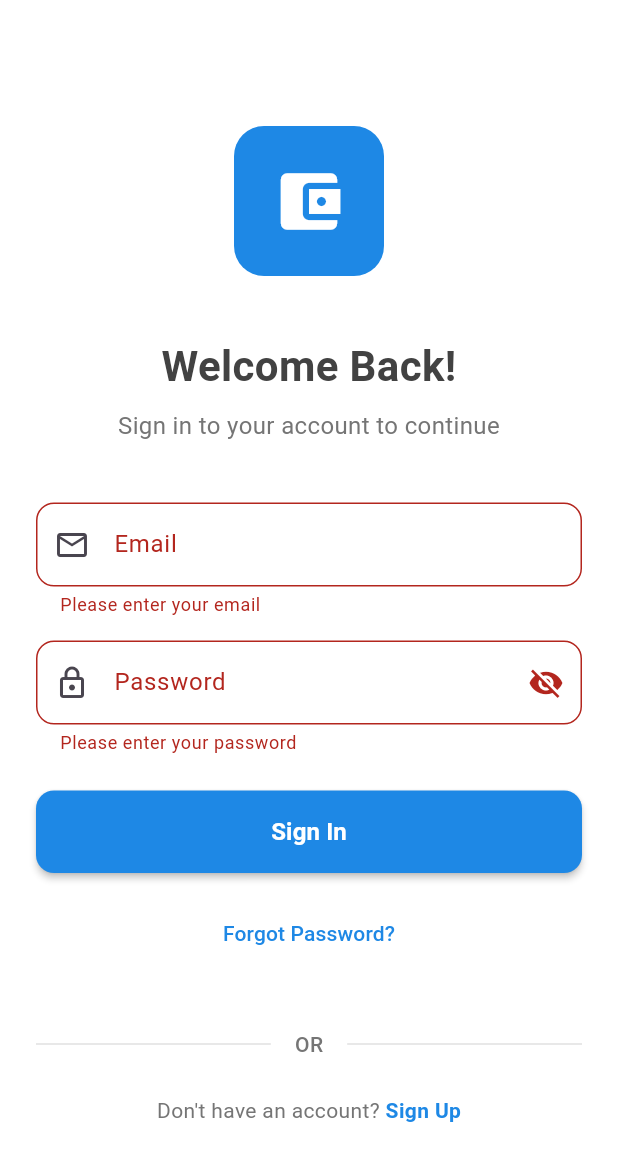
After one commit to renanmdreis45/finlog, a Flutter app: the LoginPage screen opened directly, after a tap on "Sign In", on a phone screen of 412 x 824 dp. The commit adds this screen. Shown: the top 1161 px of the screen. Run offline on Flutter 3.47's test engine with Material 3 defaults, Android fonts, the phone set to English and light mode, and no system bars; our stand-ins replace dartz, equatable, fl_chart, flutter_bloc, get_it.

Commit message:
fix test imports and init auth module

```diff
--- /dev/null
+++ b/lib/modules/auth/presentation/pages/login_page.dart
@@ -0,0 +1,308 @@
+import 'package:flutter/material.dart';
+
+class LoginPage extends StatefulWidget {
+  const LoginPage({super.key});
+
+  @override
+  State<LoginPage> createState() => _LoginPageState();
+}
+
+class _LoginPageState extends State<LoginPage> {
+  final _formKey = GlobalKey<FormState>();
+  final _emailController = TextEditingController();
+  final _passwordController = TextEditingController();
+  bool _isPasswordVisible = false;
+  bool _isLoading = false;
+
+  @override
+  void dispose() {
+    _emailController.dispose();
+    _passwordController.dispose();
+    super.dispose();
+  }
+
+  @override
+  Widget build(BuildContext context) {
+    return Scaffold(
+      backgroundColor: Colors.white,
+      body: SafeArea(
+        child: SingleChildScrollView(
+          padding: const EdgeInsets.all(24.0),
+          child: Column(
+            crossAxisAlignment: CrossAxisAlignment.stretch,
+            children: [
+              const SizedBox(height: 60),
+              _buildLogo(),
+              const SizedBox(height: 40),
+              _buildWelcomeText(),
+              const SizedBox(height: 40),
+              _buildLoginForm(),
+              const SizedBox(height: 24),
+              _buildLoginButton(),
+              const SizedBox(height: 16),
+              _buildForgotPasswordButton(),
+              const SizedBox(height: 40),
+              _buildDivider(),
+              const SizedBox(height: 24),
+              _buildSignUpSection(),
+            ],
+          ),
+        ),
+      ),
+    );
+  }
+
+  Widget _buildLogo() {
+    return Center(
+      child: Container(
+        width: 100,
+        height: 100,
+        decoration: BoxDecoration(
+          color: Colors.blue[600],
+          borderRadius: BorderRadius.circular(20),
+        ),
+        child: const Icon(
+          Icons.account_balance_wallet,
+          size: 50,
+          color: Colors.white,
+        ),
+      ),
+    );
+  }
+
+  Widget _buildWelcomeText() {
+    return Column(
+      children: [
+        Text(
+          'Welcome Back!',
+          style: TextStyle(
+            fontSize: 28,
+            fontWeight: FontWeight.bold,
+            color: Colors.grey[800],
+          ),
+          textAlign: TextAlign.center,
+        ),
+        const SizedBox(height: 8),
+        Text(
+          'Sign in to your account to continue',
+          style: TextStyle(
+            fontSize: 16,
+            color: Colors.grey[600],
+          ),
+          textAlign: TextAlign.center,
+        ),
+      ],
+    );
+  }
+
+  Widget _buildLoginForm() {
+    return Form(
+      key: _formKey,
+      child: Column(
+        children: [
+          _buildEmailField(),
+          const SizedBox(height: 16),
+          _buildPasswordField(),
+        ],
+      ),
+    );
+  }
+
+  Widget _buildEmailField() {
+    return TextFormField(
+      controller: _emailController,
+      keyboardType: TextInputType.emailAddress,
+      decoration: InputDecoration(
+        labelText: 'Email',
+        hintText: 'Enter your email',
+        prefixIcon: const Icon(Icons.email_outlined),
+        border: OutlineInputBorder(
+          borderRadius: BorderRadius.circular(12),
+        ),
+        enabledBorder: OutlineInputBorder(
+          borderRadius: BorderRadius.circular(12),
+          borderSide: BorderSide(color: Colors.grey[300]!),
+        ),
+        focusedBorder: OutlineInputBorder(
+          borderRadius: BorderRadius.circular(12),
+          borderSide: BorderSide(color: Colors.blue[600]!),
+        ),
+      ),
+      validator: (value) {
+        if (value == null || value.isEmpty) {
+          return 'Please enter your email';
+        }
+        if (!RegExp(r'^[\w-\.]+@([\w-]+\.)+[\w-]{2,4}$').hasMatch(value)) {
+          return 'Please enter a valid email';
+        }
+        return null;
+      },
+    );
+  }
+
+  Widget _buildPasswordField() {
+    return TextFormField(
+      controller: _passwordController,
+      obscureText: !_isPasswordVisible,
+      decoration: InputDecoration(
+        labelText: 'Password',
+        hintText: 'Enter your password',
+        prefixIcon: const Icon(Icons.lock_outlined),
+        suffixIcon: IconButton(
+          icon: Icon(
+            _isPasswordVisible ? Icons.visibility : Icons.visibility_off,
+          ),
+          onPressed: () {
+            setState(() {
+              _isPasswordVisible = !_isPasswordVisible;
+            });
+          },
+        ),
+        border: OutlineInputBorder(
+          borderRadius: BorderRadius.circular(12),
+        ),
+        enabledBorder: OutlineInputBorder(
+          borderRadius: BorderRadius.circular(12),
+          borderSide: BorderSide(color: Colors.grey[300]!),
+        ),
+        focusedBorder: OutlineInputBorder(
+          borderRadius: BorderRadius.circular(12),
+          borderSide: BorderSide(color: Colors.blue[600]!),
+        ),
+      ),
+      validator: (value) {
+        if (value == null || value.isEmpty) {
+          return 'Please enter your password';
+        }
+        if (value.length < 6) {
+          return 'Password must be at least 6 characters';
+        }
+        return null;
+      },
+    );
+  }
+
+  Widget _buildLoginButton() {
+    return ElevatedButton(
+      onPressed: _isLoading ? null : _handleLogin,
+      style: ElevatedButton.styleFrom(
+        backgroundColor: Colors.blue[600],
+        foregroundColor: Colors.white,
+        padding: const EdgeInsets.symmetric(vertical: 16),
+        shape: RoundedRectangleBorder(
+          borderRadius: BorderRadius.circular(12),
+        ),
+        elevation: 2,
+      ),
+      child: _isLoading
+          ? const SizedBox(
+              height: 20,
+              width: 20,
+              child: CircularProgressIndicator(
+                strokeWidth: 2,
+                valueColor: AlwaysStoppedAnimation<Color>(Colors.white),
+              ),
+            )
+          : const Text(
+              'Sign In',
+              style: TextStyle(
+                fontSize: 16,
+                fontWeight: FontWeight.w600,
+              ),
+            ),
+    );
+  }
+
+  Widget _buildForgotPasswordButton() {
+    return TextButton(
+      onPressed: _handleForgotPassword,
+      child: Text(
+        'Forgot Password?',
+        style: TextStyle(
+          color: Colors.blue[600],
+          fontWeight: FontWeight.w500,
+        ),
+      ),
+    );
+  }
+
+  Widget _buildDivider() {
+    return Row(
+      children: [
+        Expanded(child: Divider(color: Colors.grey[300])),
+        Padding(
+          padding: const EdgeInsets.symmetric(horizontal: 16),
+          child: Text(
+            'OR',
+            style: TextStyle(
+              color: Colors.grey[600],
+              fontWeight: FontWeight.w500,
+            ),
+          ),
+        ),
+        Expanded(child: Divider(color: Colors.grey[300])),
+      ],
+    );
+  }
+
+  Widget _buildSignUpSection() {
+    return Row(
+      mainAxisAlignment: MainAxisAlignment.center,
+      children: [
+        Text(
+          "Don't have an account? ",
+          style: TextStyle(color: Colors.grey[600]),
+        ),
+        GestureDetector(
+          onTap: _handleSignUp,
+          child: Text(
+            'Sign Up',
+            style: TextStyle(
+              color: Colors.blue[600],
+              fontWeight: FontWeight.w600,
+            ),
+          ),
+        ),
+      ],
+    );
+  }
+
+  Future<void> _handleLogin() async {
+    if (_formKey.currentState?.validate() ?? false) {
+      setState(() {
+        _isLoading = true;
+      });
+
+      await Future.delayed(const Duration(seconds: 2));
+
+      setState(() {
+        _isLoading = false;
+      });
+
+      if (mounted) {
+        ScaffoldMessenger.of(context).showSnackBar(
+          const SnackBar(
+            content: Text('Login successful!'),
+            backgroundColor: Colors.green,
+          ),
+        );
+      }
+    }
+  }
+
+  void _handleForgotPassword() {
+    ScaffoldMessenger.of(context).showSnackBar(
+      const SnackBar(
+        content: Text('Forgot password functionality coming soon!'),
+      ),
+    );
+  }
+
+  void _handleSignUp() {
+    ScaffoldMessenger.of(context).showSnackBar(
+      const SnackBar(
+        content: Text('Sign up functionality coming soon!'),
+      ),
+    );
+  }
+}
--- a/lib/modules/home/presentation/widgets/profile_container.dart
+++ b/lib/modules/home/presentation/widgets/profile_container.dart
@@ -1,6 +1,6 @@
 import 'package:finlog/core/extensions/double_extension.dart';
-import 'package:finlog/features/financial/presentation/bloc/financial_bloc.dart';
-import 'package:finlog/features/financial/presentation/bloc/financial_state.dart';
+import 'package:finlog/modules/financial_overview/presentation/bloc/financial_bloc.dart';
+import 'package:finlog/modules/financial_overview/presentation/bloc/financial_state.dart';
 import 'package:flutter/material.dart';
 import 'package:flutter_bloc/flutter_bloc.dart';
 
```
Also changed, not shown: lib/modules/auth/presentation/widgets/custom_button.dart (added, +59 -0 lines), lib/modules/auth/presentation/widgets/custom_text_field.dart (added, +75 -0 lines), lib/modules/financial_overview/domain/repositories/financial_repository.dart (added, +7 -0 lines), lib/modules/financial_overview/domain/usecases/get_current_balance.dart (+5 -3 lines), 1 other file.
